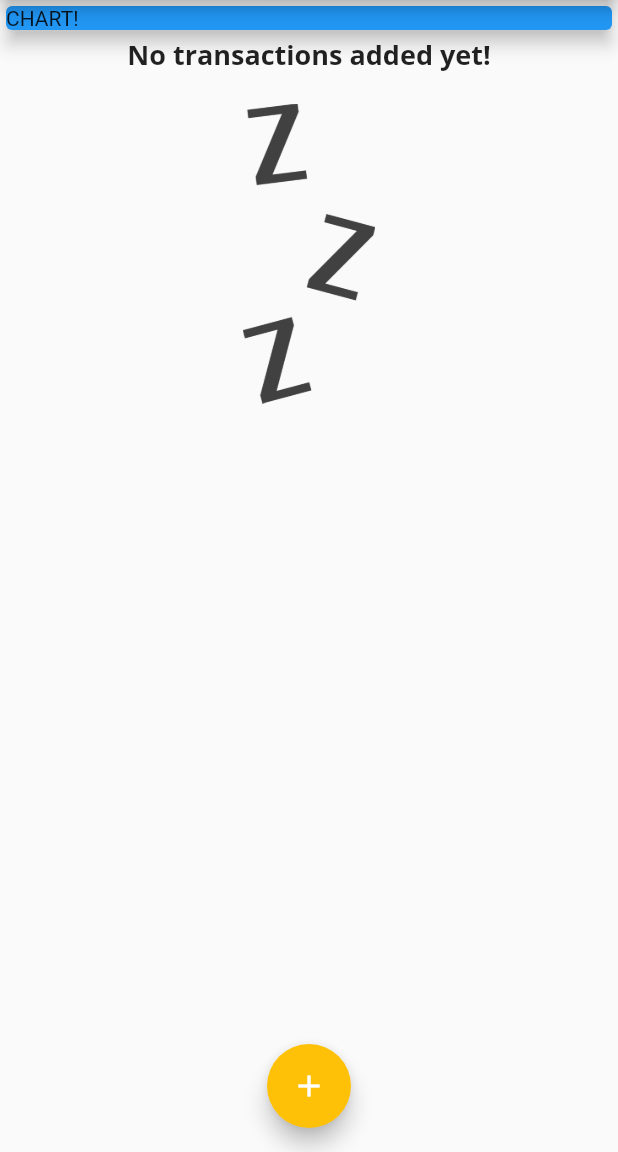
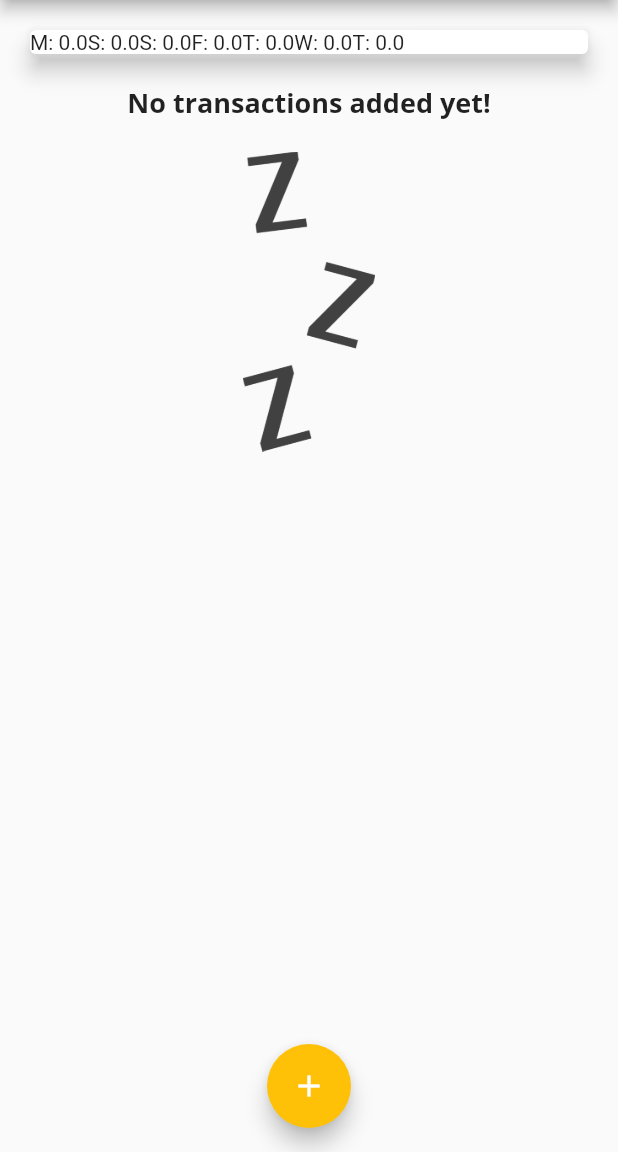
Before and after one commit to steadysamwise4/expense_planner, a Flutter app: the screen it shows after launch, on a phone screen of 412 x 824 dp, the part 84-1236 px from its top. Run offline on Flutter 3.47's test engine with Material 2 defaults, Android fonts, the phone set to English and light mode, and no system bars.

Commit message:
beginning to set up chart

```diff
--- a/lib/main.dart
+++ b/lib/main.dart
@@ -1,3 +1,5 @@
+import '../widgets/chart.dart';
+
 import '../widgets/transaction_list.dart';
 
 import '../widgets/new_transaction.dart';
@@ -65,6 +67,14 @@ class _MyHomePageState extends State<MyHomePage> {
     //     date: DateTime.now())
   ];
 
+  List<Transaction> get _recentTransactions {
+    return _userTransactions.where((tx) {
+      return tx.date.isAfter(DateTime.now().subtract(
+        const Duration(days: 7),
+      ));
+    }).toList();
+  }
+
   void _addNewTransaction(String txTitle, double txAmount) {
     final newTx = Transaction(
       title: txTitle,
@@ -107,14 +117,7 @@ class _MyHomePageState extends State<MyHomePage> {
         child: Column(
           crossAxisAlignment: CrossAxisAlignment.stretch,
           children: <Widget>[
-            const SizedBox(
-              width: double.infinity,
-              child: Card(
-                elevation: 5,
-                color: Colors.blue,
-                child: Text('CHART!'),
-              ),
-            ),
+            Chart(_recentTransactions),
             TransactionList(transactions: _userTransactions),
           ],
         ),
--- /dev/null
+++ b/lib/widgets/chart.dart
@@ -0,0 +1,53 @@
+import 'package:flutter/gestures.dart';
+import 'package:flutter/src/widgets/container.dart';
+import 'package:flutter/src/widgets/framework.dart';
+
+import 'package:flutter/material.dart';
+import '../models/transaction.dart';
+import 'package:intl/intl.dart';
+
+class Chart extends StatelessWidget {
+  const Chart(this.recentTransactions, {super.key});
+
+  final List<Transaction> recentTransactions;
+
+  List<Map<String, Object>> get groupedTransactionValues {
+    return List.generate(7, (index) {
+      final weekDay = DateTime.now().subtract(
+        Duration(days: index),
+      );
+      var totalSum = 0.0;
+
+      for (var i = 0; i < recentTransactions.length; i++) {
+        if (recentTransactions[i].date.day == weekDay.day &&
+            recentTransactions[i].date.month == weekDay.month &&
+            recentTransactions[i].date.year == weekDay.year) {
+          totalSum += recentTransactions[i].amount;
+        }
+      }
+
+      print(DateFormat.E().format(weekDay).substring(0, 1));
+      print(totalSum);
+
+      return {
+        'day': DateFormat.E().format(weekDay).substring(0, 1),
+        'amount': totalSum
+      };
+    });
+  }
+
+  @override
+  Widget build(BuildContext context) {
+    return Card(
+      elevation: 6,
+      margin: EdgeInsets.all(20),
+      child: Row(
+        children: groupedTransactionValues.map((data) {
+          return Text(
+            '${data['day']}: ${data['amount']}',
+          );
+        }).toList(),
+      ),
+    );
+  }
+}
```
Also changed, not shown: lib/widgets/chart_bar.dart (added, +30 -0 lines).
